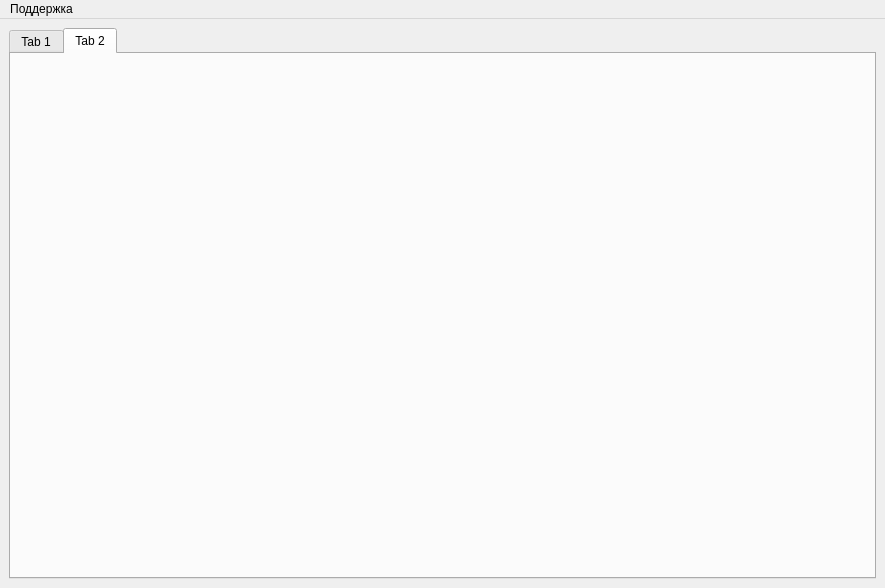
Before: the Qt Designer form QtTry4/mainwindow.ui in Vampire016/FQW_programm, drawn with Qt 5.
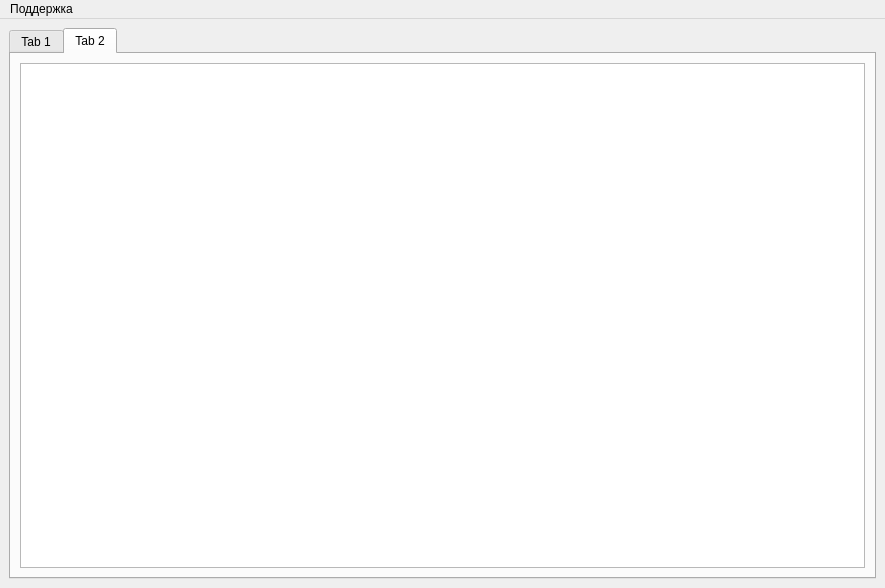
After: the same form once the commit is applied. The open tabs and pages were chosen to show the change.

Commit message: ViewTableSQL_preAlpha

```diff
--- a/QtTry4/mainwindow.ui
+++ b/QtTry4/mainwindow.ui
@@ -14,7 +14,7 @@
    <string>MainWindow</string>
   </property>
   <widget class="QWidget" name="centralwidget">
-   <layout class="QVBoxLayout" name="verticalLayout">
+   <layout class="QHBoxLayout" name="horizontalLayout_2">
     <item>
      <widget class="QTabWidget" name="tabWidget">
       <property name="currentIndex">
@@ -501,6 +501,11 @@
        <attribute name="title">
         <string>Tab 2</string>
        </attribute>
+       <layout class="QVBoxLayout" name="verticalLayout">
+        <item>
+         <widget class="QTableView" name="tableView"/>
+        </item>
+       </layout>
       </widget>
      </widget>
     </item>
```
Left out of the diff: 2 changed lines with no effect on the pictures. The commit also changes 15 other files.
